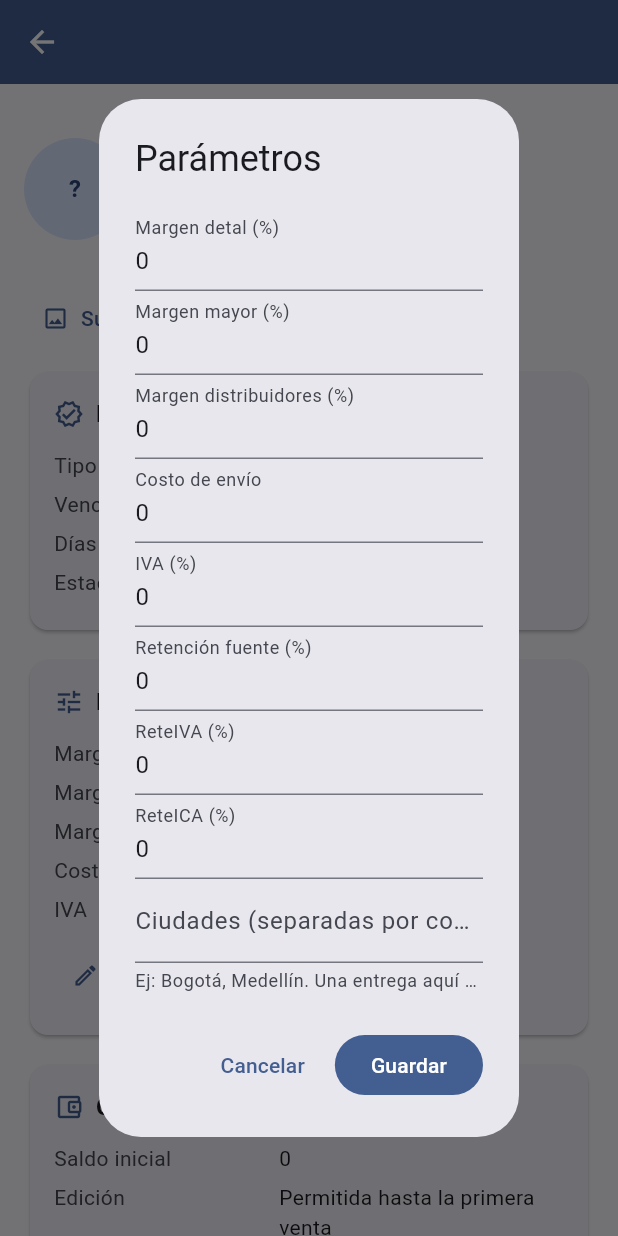
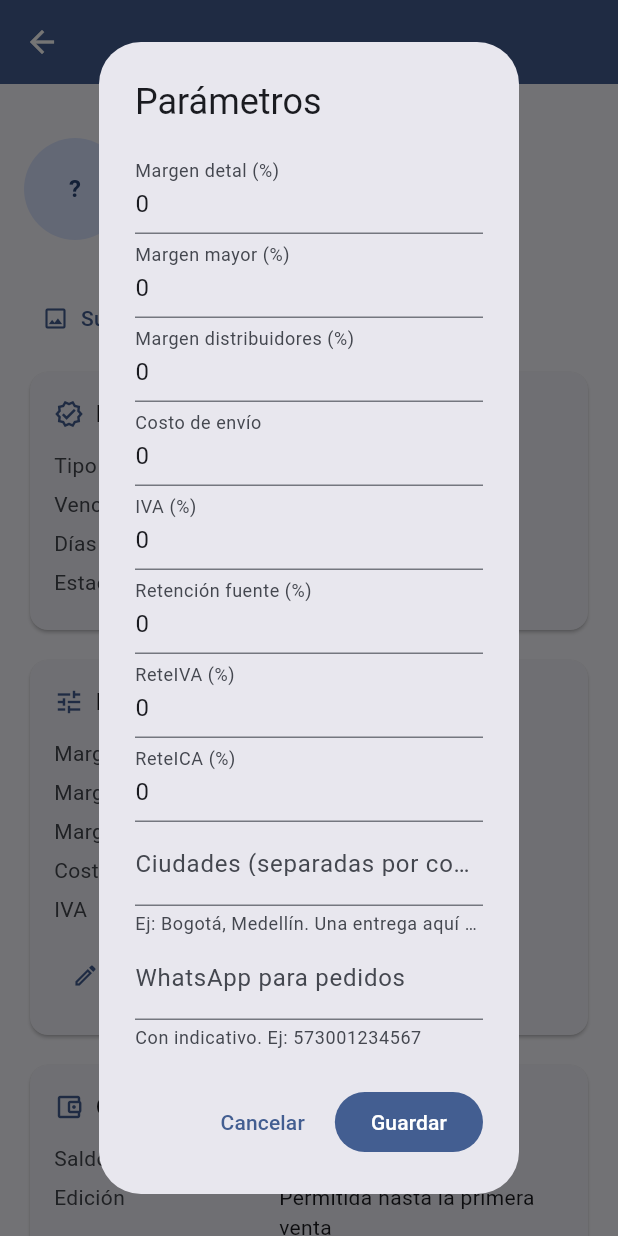
Before and after one commit to Esteban-barrero/ventas, a Flutter app: the MiEmpresaScreen screen opened directly with empty values, after a tap on "Editar parámetros", on a phone screen of 412 x 824 dp. Run offline on Flutter 3.47's test engine with Material 3 defaults, Android fonts, the phone set to English and light mode, and no system bars; our stand-ins replace cloud_firestore, cloud_functions, file_picker, firebase_auth, firebase_core, firebase_storage and 4 more; missing offline and left inert: dart:html, mobile_scanner; accounts and stored records are empty; network calls fail.

Commit message:
feat: gerente en proveedores, aviso por WhatsApp del pedido y exportar reportes a CSV
Proveedores: el gerente puede crear/editar (permiso comprasEditar + regla). Pedidos: numero de WhatsApp de la empresa y boton para avisar al negocio (wa.me). Reportes: exportacion a CSV (descarga en web; copia al portapapeles en otras).

```diff
--- /dev/null
+++ b/app/lib/core/archivos/descargar_texto.dart
@@ -0,0 +1,2 @@
+export 'descargar_texto_stub.dart'
+    if (dart.library.html) 'descargar_texto_web.dart';
--- a/app/lib/features/auth/domain/roles.dart
+++ b/app/lib/features/auth/domain/roles.dart
@@ -46,6 +46,7 @@ enum Rol {
             Permiso.cajaConfirmar,
             Permiso.creditosVer,
             Permiso.comprasVer,
+            Permiso.comprasEditar,
             Permiso.enviosVer,
             Permiso.pedidosVer,
             Permiso.reportesVer,
--- a/app/lib/features/empresas/domain/parametros_empresa.dart
+++ b/app/lib/features/empresas/domain/parametros_empresa.dart
@@ -23,6 +23,7 @@ class ParametrosEmpresa {
     this.colorPrimario = '#1A73E8',
     this.colorSecundario = '#FF6B35',
     this.ciudades = const <String>[],
+    this.whatsappPedidos = '',
   });
 
   /// Márgenes de ganancia por tipo de venta (porcentaje).
@@ -59,6 +60,9 @@ class ParametrosEmpresa {
   /// ciudades es **local**; en otra, es **envío**.
   final List<String> ciudades;
 
+  /// Número de WhatsApp del negocio para avisar de los pedidos (spec 010).
+  final String whatsappPedidos;
+
   /// `true` si la ciudad indicada es una ciudad de la empresa (local).
   bool esCiudadLocal(String? ciudad) {
     final c = (ciudad ?? '').trim().toLowerCase();
@@ -83,6 +87,7 @@ class ParametrosEmpresa {
         'reteIca': reteIca,
         'moneda': moneda,
         'ciudades': ciudades,
+        'whatsappPedidos': whatsappPedidos,
         'tema': <String, dynamic>{
           'colorPrimario': colorPrimario,
           'colorSecundario': colorSecundario,
@@ -109,6 +114,7 @@ class ParametrosEmpresa {
               ?.map((dynamic e) => e.toString())
               .toList(growable: false) ??
           const <String>[],
+      whatsappPedidos: (data['whatsappPedidos'] as String?) ?? '',
       colorPrimario: (tema['colorPrimario'] as String?) ?? '#1A73E8',
       colorSecundario: (tema['colorSecundario'] as String?) ?? '#FF6B35',
     );
@@ -129,6 +135,7 @@ class ParametrosEmpresa {
     String? colorPrimario,
     String? colorSecundario,
     List<String>? ciudades,
+    String? whatsappPedidos,
   }) {
     return ParametrosEmpresa(
       margenDetal: margenDetal ?? this.margenDetal,
@@ -143,6 +150,7 @@ class ParametrosEmpresa {
       reteIca: reteIca ?? this.reteIca,
       moneda: moneda ?? this.moneda,
       ciudades: ciudades ?? this.ciudades,
+      whatsappPedidos: whatsappPedidos ?? this.whatsappPedidos,
       colorPrimario: colorPrimario ?? this.colorPrimario,
       colorSecundario: colorSecundario ?? this.colorSecundario,
     );
--- a/app/lib/features/empresas/presentation/mi_empresa_screen.dart
+++ b/app/lib/features/empresas/presentation/mi_empresa_screen.dart
@@ -223,6 +223,7 @@ class _MiEmpresaScreenState extends State<MiEmpresaScreen> {
     final reteIva = TextEditingController(text: p.reteIva.toStringAsFixed(0));
     final reteIca = TextEditingController(text: p.reteIca.toStringAsFixed(0));
     final ciudades = TextEditingController(text: p.ciudades.join(', '));
+    final whatsapp = TextEditingController(text: p.whatsappPedidos);
 
     final guardar = await showDialog<bool>(
       context: context,
@@ -283,6 +284,14 @@ class _MiEmpresaScreenState extends State<MiEmpresaScreen> {
                   helperText: 'Ej: Bogotá, Medellín. Una entrega aquí es local.',
                 ),
               ),
+              TextField(
+                controller: whatsapp,
+                keyboardType: TextInputType.phone,
+                decoration: const InputDecoration(
+                  labelText: 'WhatsApp para pedidos',
+                  helperText: 'Con indicativo. Ej: 573001234567',
+                ),
+              ),
             ],
           ),
         ),
@@ -319,6 +328,7 @@ class _MiEmpresaScreenState extends State<MiEmpresaScreen> {
               .map((String e) => e.trim())
               .where((String e) => e.isNotEmpty)
               .toList(growable: false),
+          whatsappPedidos: whatsapp.text.trim(),
         ),
       );
       await _cargar();
--- a/app/lib/features/pedidos/presentation/checkout_tienda_screen.dart
+++ b/app/lib/features/pedidos/presentation/checkout_tienda_screen.dart
@@ -1,6 +1,7 @@
 import 'package:firebase_auth/firebase_auth.dart';
 import 'package:flutter/material.dart';
 
+import '../../../core/avisos/whatsapp.dart';
 import '../../../core/formato/fechas.dart';
 import '../../auth/data/auth_repository.dart';
 import '../../auth/data/usuarios_repository.dart';
@@ -259,6 +260,9 @@ class _CheckoutTiendaScreenState extends State<CheckoutTiendaScreen> {
       await _pedidos.crear(pedido);
 
       if (!mounted) return;
+      final whatsapp = widget.empresa.parametros.whatsappPedidos.trim();
+      final resumen =
+          'Nuevo pedido de ${_nombre.text.trim()} por ${formatearValor(_total)}.';
       await showDialog<void>(
         context: context,
         builder: (context) => AlertDialog(
@@ -270,6 +274,12 @@ class _CheckoutTiendaScreenState extends State<CheckoutTiendaScreen> {
                 : 'La empresa revisará tu pedido y te contactará.',
           ),
           actions: <Widget>[
+            if (whatsapp.isNotEmpty)
+              TextButton.icon(
+                onPressed: () => abrirWhatsApp(whatsapp, resumen),
+                icon: const Icon(Icons.chat_bubble_outline),
+                label: const Text('Avisar por WhatsApp'),
+              ),
             FilledButton(
               onPressed: () => Navigator.of(context).pop(),
               child: const Text('Entendido'),
```
Also changed, not shown: app/lib/core/archivos/descargar_texto_stub.dart (added, +10 -0 lines), app/lib/core/archivos/descargar_texto_web.dart (added, +17 -0 lines), app/lib/core/avisos/whatsapp.dart (added, +18 -0 lines), app/lib/features/reportes/presentation/reportes_screen.dart (+62 -2 lines), 4 other files.
